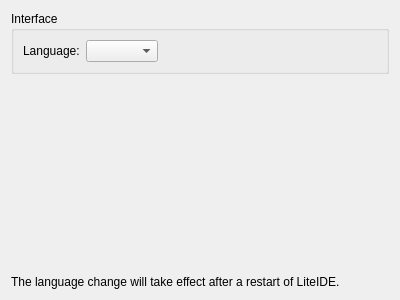
Above: liteidex/src/liteapp/liteappoption.ui from seanxyh/liteide before the change. Below: the same form after it.
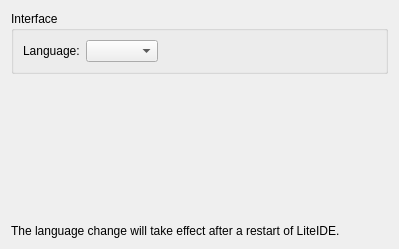
That is the form after the change.

Diff of the .ui file:
```diff
--- a/liteidex/src/liteapp/liteappoption.ui
+++ b/liteidex/src/liteapp/liteappoption.ui
@@ -6,8 +6,8 @@
    <rect>
     <x>0</x>
     <y>0</y>
-    <width>400</width>
-    <height>300</height>
+    <width>399</width>
+    <height>249</height>
    </rect>
   </property>
   <property name="windowTitle">
```
